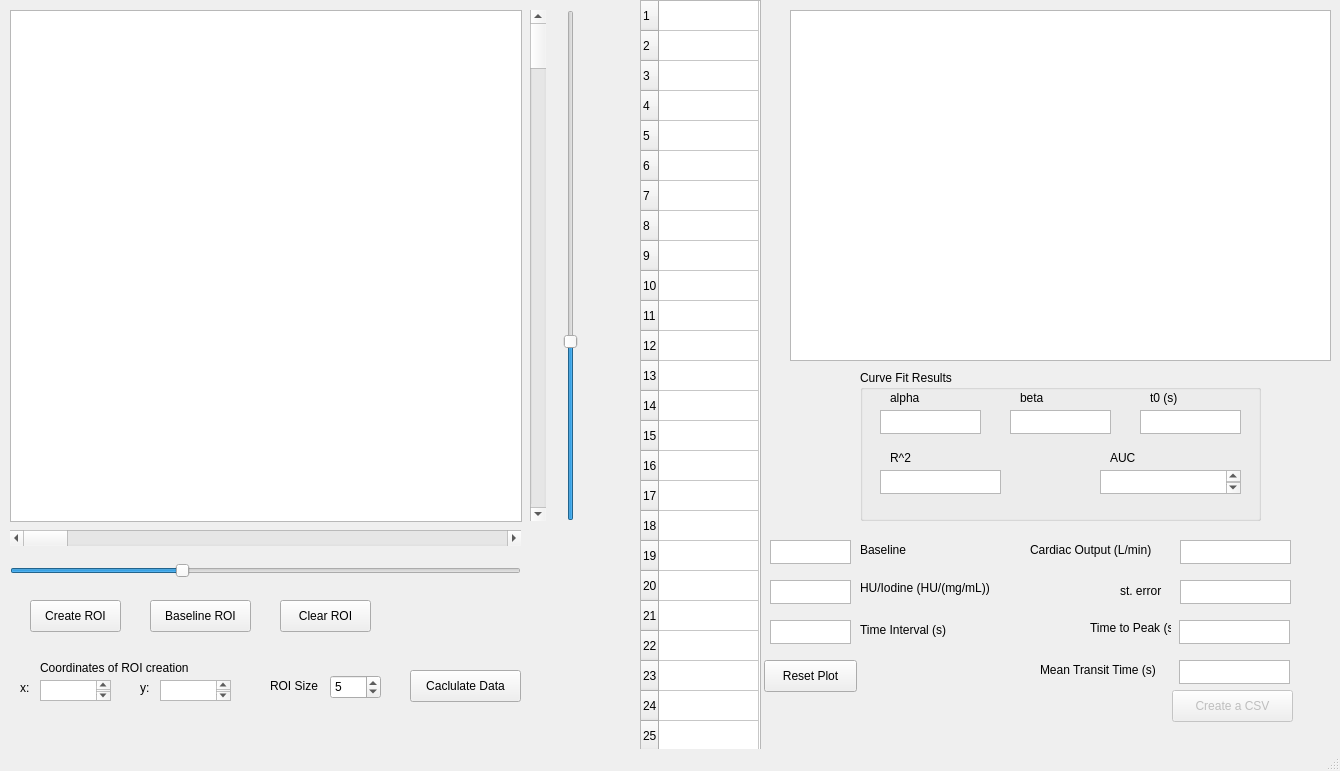
First picture: the form in CTCOGUI.ui, repository ogdenk/CTCO, before the edit.
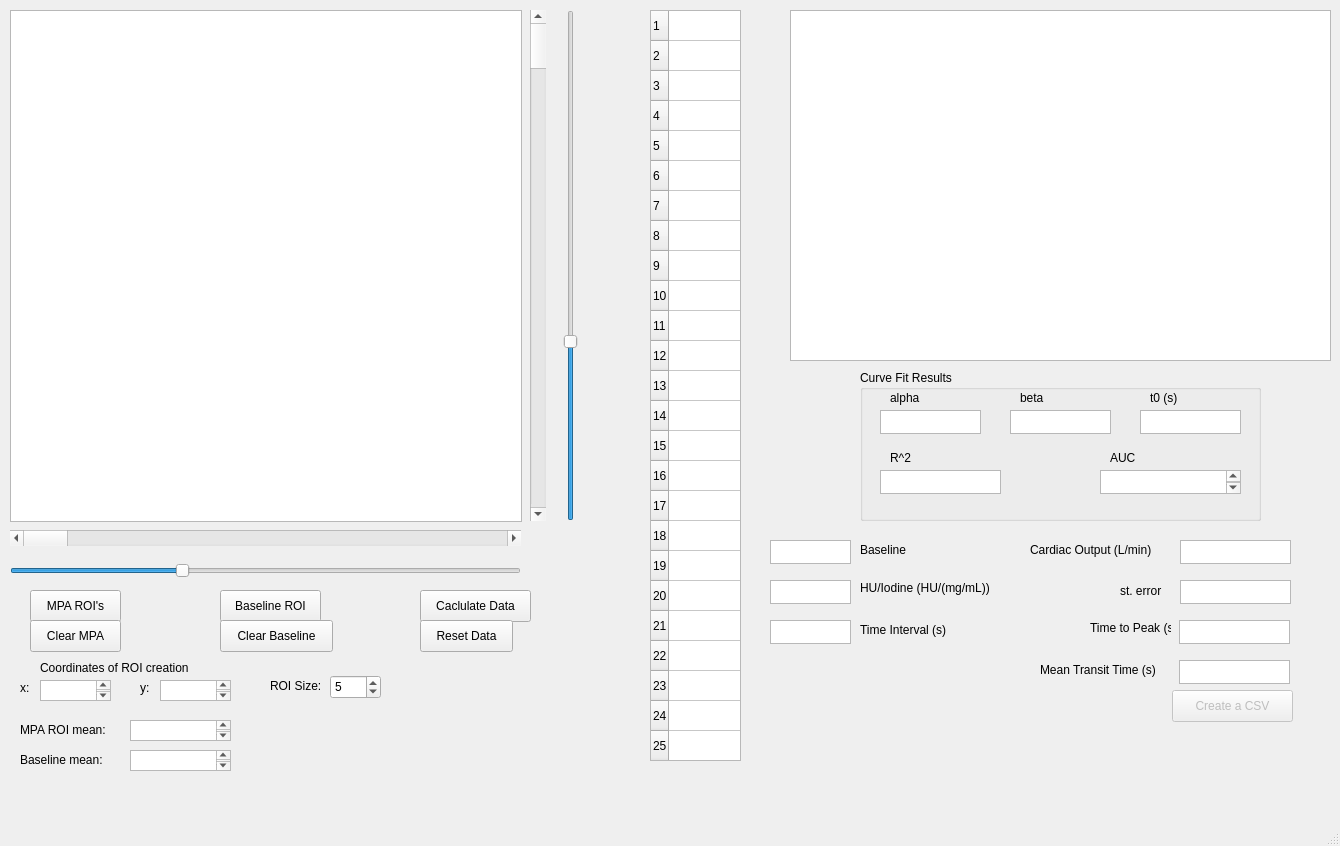
Second picture: the form after the edit. Custom widgets are drawn as their Qt base class.

Commit message: Changed position of some UI elements, creation of ROIs now done by pressing button, then clicking on target. Mean values of ROIs displayed at bottom, created another button to clear baseline ROI. Tooltips enabled, changed labels on some UI elements.  Still can't figure out why the image isn't centered.

```diff
--- a/CTCOGUI.ui
+++ b/CTCOGUI.ui
@@ -7,7 +7,7 @@
     <x>0</x>
     <y>0</y>
     <width>1340</width>
-    <height>771</height>
+    <height>846</height>
    </rect>
   </property>
   <property name="windowTitle">
@@ -110,26 +110,26 @@
     <property name="geometry">
      <rect>
       <x>30</x>
-      <y>600</y>
+      <y>590</y>
       <width>91</width>
       <height>32</height>
      </rect>
     </property>
     <property name="text">
-     <string>Create ROI</string>
+     <string>MPA ROI's</string>
     </property>
    </widget>
    <widget class="QPushButton" name="clearROI_btn">
     <property name="geometry">
      <rect>
-      <x>280</x>
-      <y>600</y>
+      <x>30</x>
+      <y>620</y>
       <width>91</width>
       <height>32</height>
      </rect>
     </property>
     <property name="text">
-     <string>Clear ROI</string>
+     <string>Clear MPA</string>
     </property>
    </widget>
    <widget class="QSpinBox" name="spinBoxROI">
@@ -161,14 +161,14 @@
      </rect>
     </property>
     <property name="text">
-     <string>ROI Size</string>
+     <string>ROI Size:</string>
     </property>
    </widget>
    <widget class="QPushButton" name="baseROI_btn">
     <property name="geometry">
      <rect>
-      <x>150</x>
-      <y>600</y>
+      <x>220</x>
+      <y>590</y>
       <width>101</width>
       <height>32</height>
      </rect>
@@ -559,8 +559,8 @@
     </property>
     <property name="geometry">
      <rect>
-      <x>410</x>
-      <y>670</y>
+      <x>420</x>
+      <y>590</y>
       <width>111</width>
       <height>32</height>
      </rect>
@@ -572,9 +572,9 @@
    <widget class="QTableWidget" name="HUvalues">
     <property name="geometry">
      <rect>
-      <x>640</x>
-      <y>0</y>
-      <width>121</width>
+      <x>650</x>
+      <y>10</y>
+      <width>91</width>
       <height>751</height>
      </rect>
     </property>
@@ -656,14 +656,14 @@
    <widget class="QPushButton" name="resetPlot">
     <property name="geometry">
      <rect>
-      <x>764</x>
-      <y>660</y>
+      <x>420</x>
+      <y>620</y>
       <width>93</width>
       <height>32</height>
      </rect>
     </property>
     <property name="text">
-     <string>Reset Plot</string>
+     <string>Reset Data</string>
     </property>
    </widget>
    <widget class="QPlainTextEdit" name="HUtoIodineConversion">
@@ -775,6 +775,65 @@
      <string>Create a CSV</string>
     </property>
    </widget>
+   <widget class="QPushButton" name="clearBASE_btn">
+    <property name="geometry">
+     <rect>
+      <x>220</x>
+      <y>620</y>
+      <width>113</width>
+      <height>32</height>
+     </rect>
+    </property>
+    <property name="text">
+     <string>Clear Baseline</string>
+    </property>
+   </widget>
+   <widget class="QTextBrowser" name="MPAmean">
+    <property name="geometry">
+     <rect>
+      <x>130</x>
+      <y>720</y>
+      <width>101</width>
+      <height>21</height>
+     </rect>
+    </property>
+   </widget>
+   <widget class="QLabel" name="label">
+    <property name="geometry">
+     <rect>
+      <x>20</x>
+      <y>720</y>
+      <width>101</width>
+      <height>20</height>
+     </rect>
+    </property>
+    <property name="text">
+     <string>MPA ROI mean:</string>
+    </property>
+   </widget>
+   <widget class="QTextBrowser" name="BASEmean">
+    <property name="geometry">
+     <rect>
+      <x>130</x>
+      <y>750</y>
+      <width>101</width>
+      <height>21</height>
+     </rect>
+    </property>
+   </widget>
+   <widget class="QLabel" name="label_2">
+    <property name="geometry">
+     <rect>
+      <x>20</x>
+      <y>750</y>
+      <width>91</width>
+      <height>20</height>
+     </rect>
+    </property>
+    <property name="text">
+     <string>Baseline mean:</string>
+    </property>
+   </widget>
   </widget>
   <widget class="QMenuBar" name="menubar">
    <property name="geometry">
```
Left out of the diff: 2 changed lines with no effect on the pictures. The commit also changes 2 other files.
